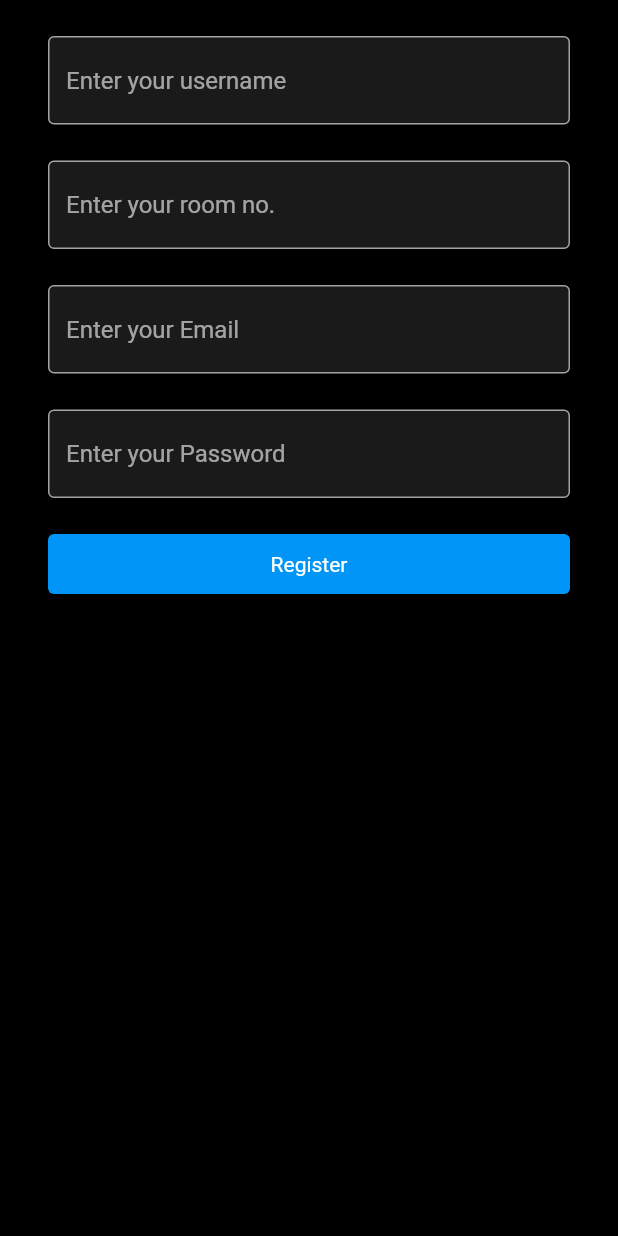
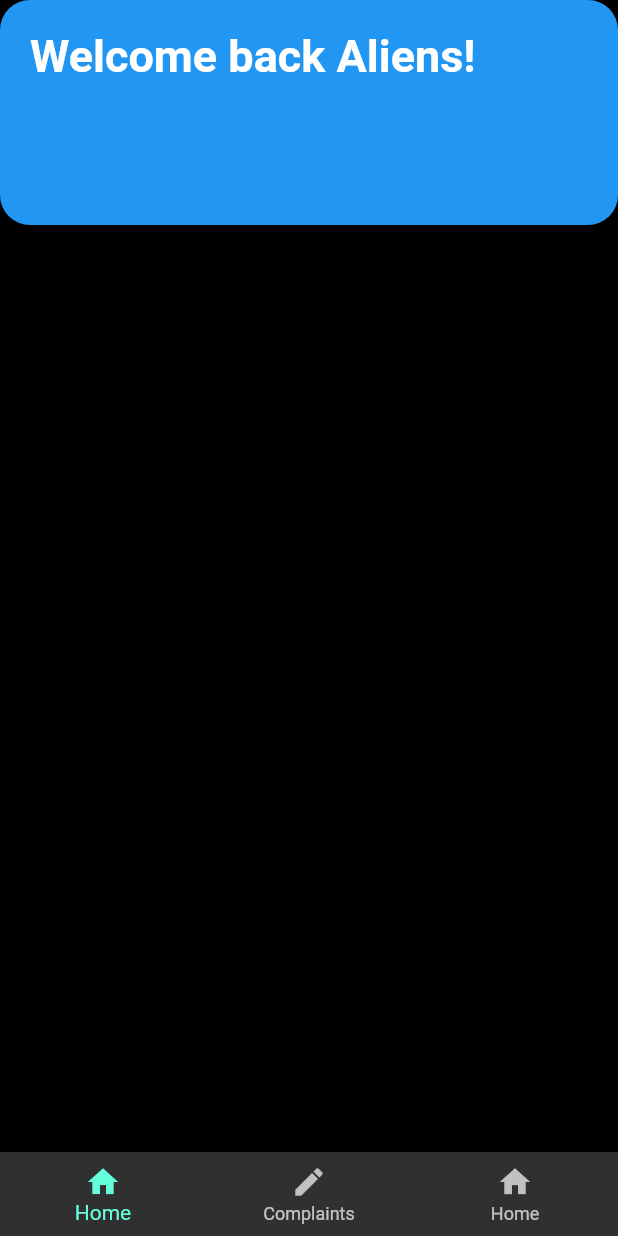
Before and after one commit to technoxx/hostelites, a Flutter app: the screen it shows after launch, on a phone screen of 412 x 824 dp. Run offline on Flutter 3.47's test engine with Material 2 defaults, Android fonts, the phone set to English and light mode, and no system bars; our stand-ins replace cloud_firestore, firebase_auth, firebase_core; accounts and stored records are empty.

Commit message:
HomeScreen created

```diff
--- a/lib/main.dart
+++ b/lib/main.dart
@@ -5,6 +5,7 @@ import 'package:hostelites/firebase_options.dart';
 import 'package:hostelites/responsive/mobile_screen.dart';
 import 'package:hostelites/responsive/responsive_screen.dart';
 import 'package:hostelites/responsive/web_screen.dart';
+import 'package:hostelites/screens/home_screen.dart';
 import 'package:hostelites/screens/login_screen.dart';
 import 'package:hostelites/screens/register.dart';
 import 'package:hostelites/utils/colors.dart';
@@ -35,7 +36,7 @@ class MyApp extends StatelessWidget {
       //   webScreenLayout: webScreen(),
       //   mobileScreenLayout: mobileScreen(),
       // ),
-      home: SignupScreen(),
+      home: HomeScreen(),
     );
   }
 }
--- /dev/null
+++ b/lib/screens/home_screen.dart
@@ -0,0 +1,46 @@
+import 'package:flutter/material.dart';
+
+class HomeScreen extends StatelessWidget {
+  const HomeScreen({super.key});
+
+  @override
+  Widget build(BuildContext context) {
+    return Scaffold(
+      body: SafeArea(
+        child: Column(children: [
+          Container(
+            padding: const EdgeInsets.all(20),
+            width: double.infinity,
+            height: 150,
+            child: Text(
+              "Welcome back Aliens!",
+              style: TextStyle(
+                fontSize: 30,
+                fontWeight: FontWeight.w700,
+                color: Colors.white,
+              ),
+            ),
+            decoration: BoxDecoration(
+              borderRadius: BorderRadius.circular(20),
+              color: Colors.blue,
+            ),
+          )
+        ]),
+      ),
+      bottomNavigationBar: BottomNavigationBar(items: [
+        BottomNavigationBarItem(
+          icon: Icon(Icons.home),
+          label: 'Home',
+        ),
+        BottomNavigationBarItem(
+          icon: Icon(Icons.edit),
+          label: 'Complaints',
+        ),
+        BottomNavigationBarItem(
+          icon: Icon(Icons.home),
+          label: 'Home',
+        ),
+      ]),
+    );
+  }
+}
--- a/lib/screens/login_screen.dart
+++ b/lib/screens/login_screen.dart
@@ -40,13 +40,7 @@ class _LoginScreenState extends State<LoginScreen> {
           crossAxisAlignment: CrossAxisAlignment.center,
           children: [
             Flexible(flex: 2, child: Container()),
-            //For instagram logo
-            // SvgPicture.asset(
-            //   'assets/ic_instagram.svg',
-            //   height: 64,
-            //   colorFilter:
-            //       const ColorFilter.mode(primaryColor, BlendMode.srcIn),
-            // ),
+            Text('Logo'),
             const SizedBox(
               height: 64,
             ),
@@ -76,7 +70,7 @@ class _LoginScreenState extends State<LoginScreen> {
                   style: TextStyle(
                     fontSize: 30,
                     fontWeight: FontWeight.w700,
-                    color: Colors.deepOrange,
+                    color: Color(051094),
                   ),
                 ),
                 CircleAvatar(
```
